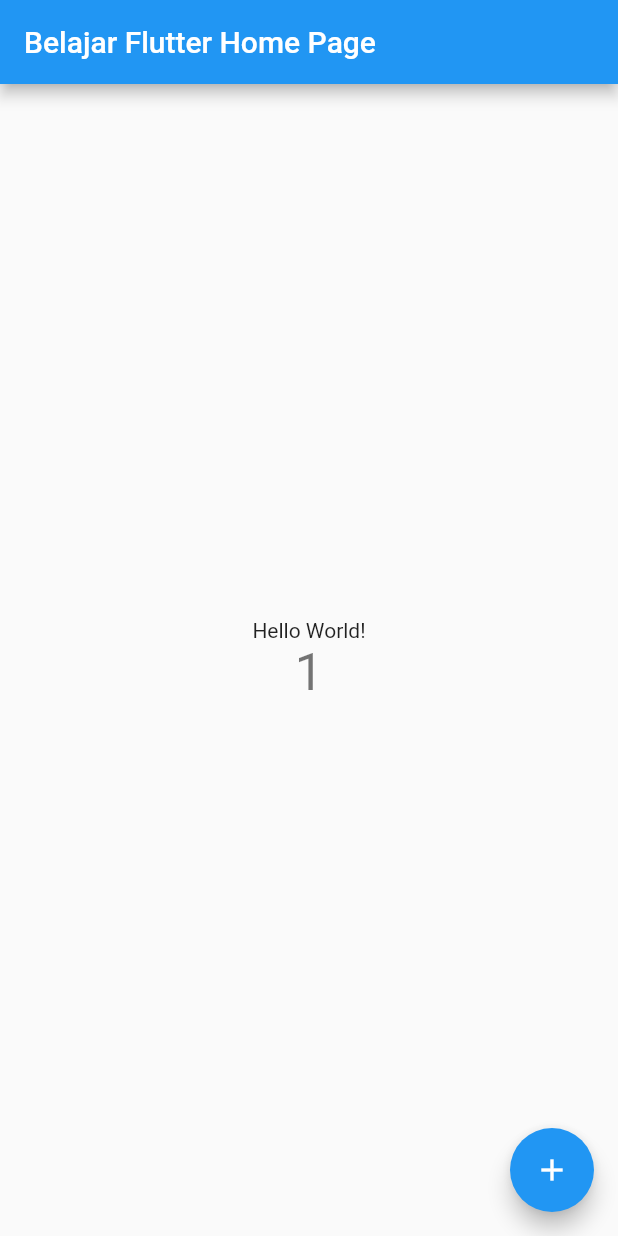
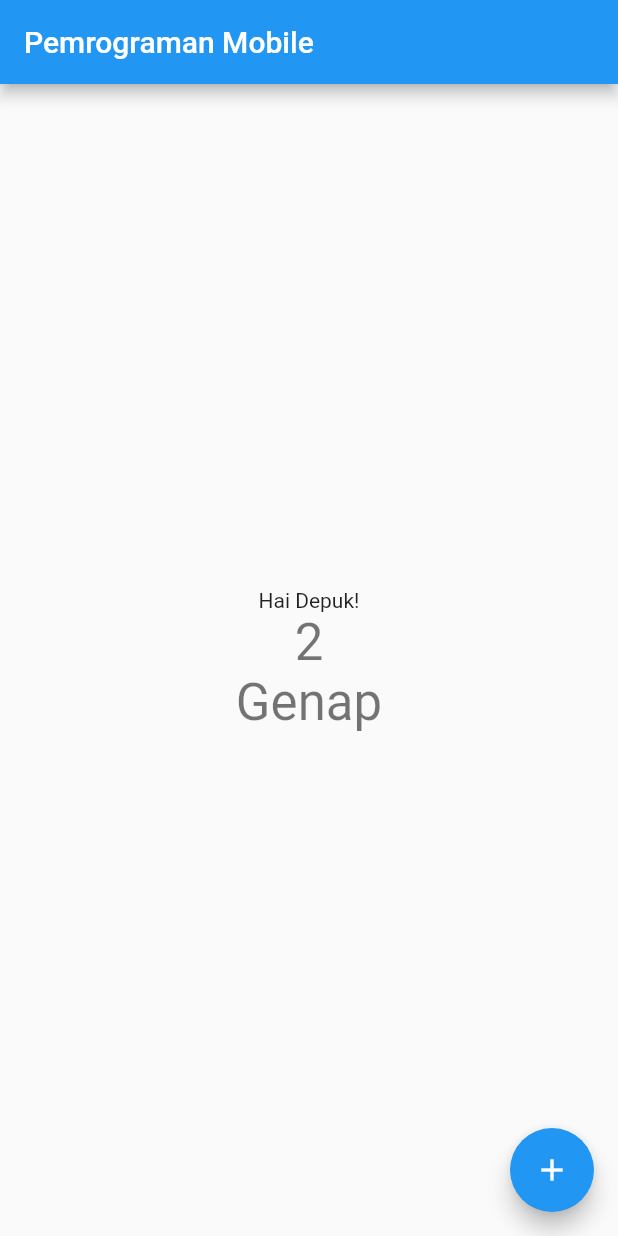
Before and after one commit to adhikasyafrina/belajar_flutter, a Flutter app: the MyHomePage screen opened directly, after a tap on the "add" icon, on a phone screen of 412 x 824 dp. Run offline on Flutter 3.47's test engine with Material 2 defaults, Android fonts, the phone set to English and light mode, and no system bars.

Commit message:
Second Commit

```diff
--- a/lib/main.dart
+++ b/lib/main.dart
@@ -24,7 +24,7 @@ class MyApp extends StatelessWidget {
         // is not restarted.
         primarySwatch: Colors.blue,
       ),
-      home: const MyHomePage(title: 'Belajar Flutter Home Page'),
+      home: const MyHomePage(title: 'Pemrograman Mobile'),
     );
   }
 }
@@ -48,16 +48,21 @@ class MyHomePage extends StatefulWidget {
 }
 
 class _MyHomePageState extends State<MyHomePage> {
-  int _counter = 0;
+  int _counter = 1;
+  String _text = "Ganjil";
 
   void _incrementCounter() {
     setState(() {
-      // This call to setState tells the Flutter framework that something has
-      // changed in this State, which causes it to rerun the build method below
-      // so that the display can reflect the updated values. If we changed
-      // _counter without calling setState(), then the build method would not be
-      // called again, and so nothing would appear to happen.
       _counter++;
+      if(_counter > 10){
+        _counter = 1;
+      }
+
+      if(_counter % 2 == 0){
+        _text = "Genap";
+      }else{
+        _text = "Ganjil";
+      }
     });
   }
 
@@ -96,18 +101,22 @@ class _MyHomePageState extends State<MyHomePage> {
           mainAxisAlignment: MainAxisAlignment.center,
           children: <Widget>[
             const Text(
-              'Hello World!',
+              'Hai Depuk!',
             ),
             Text(
               '$_counter',
               style: Theme.of(context).textTheme.headlineMedium,
+            ),
+            Text(
+              _text,
+              style: Theme.of(context).textTheme.headline4,
             ),
           ],
         ),
       ),
       floatingActionButton: FloatingActionButton(
         onPressed: _incrementCounter,
-        tooltip: 'Increment',
+        tooltip: 'Pencet aku kak ^-^',
         child: const Icon(Icons.add),
       ), // This trailing comma makes auto-formatting nicer for build methods.
     );
```
